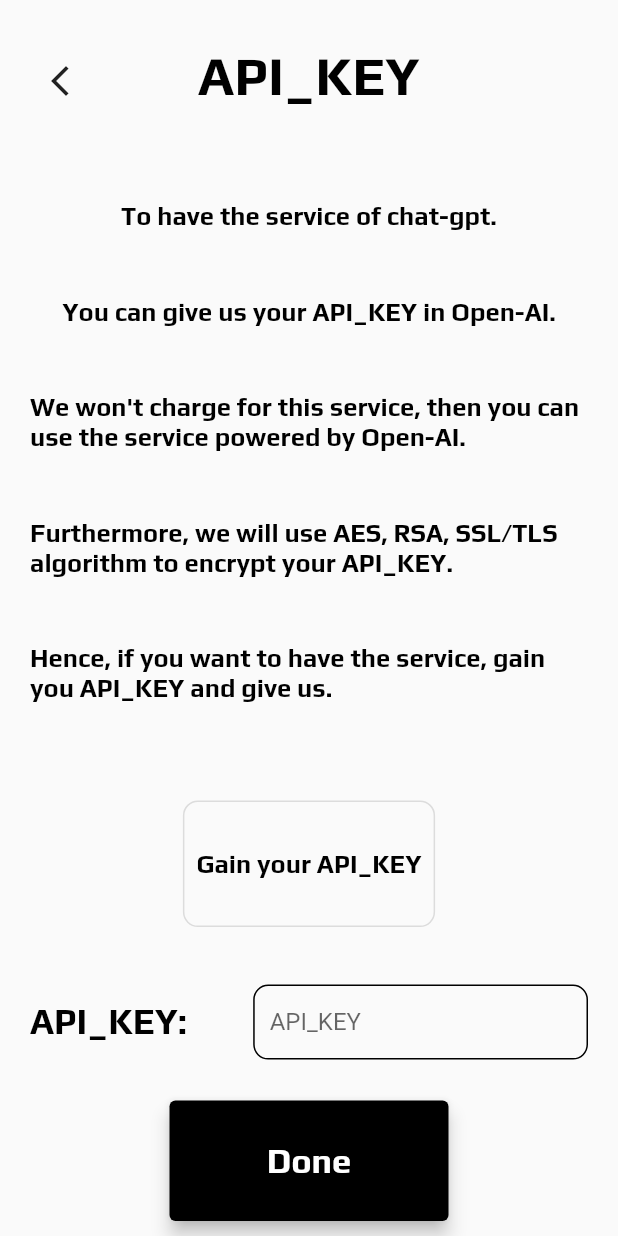
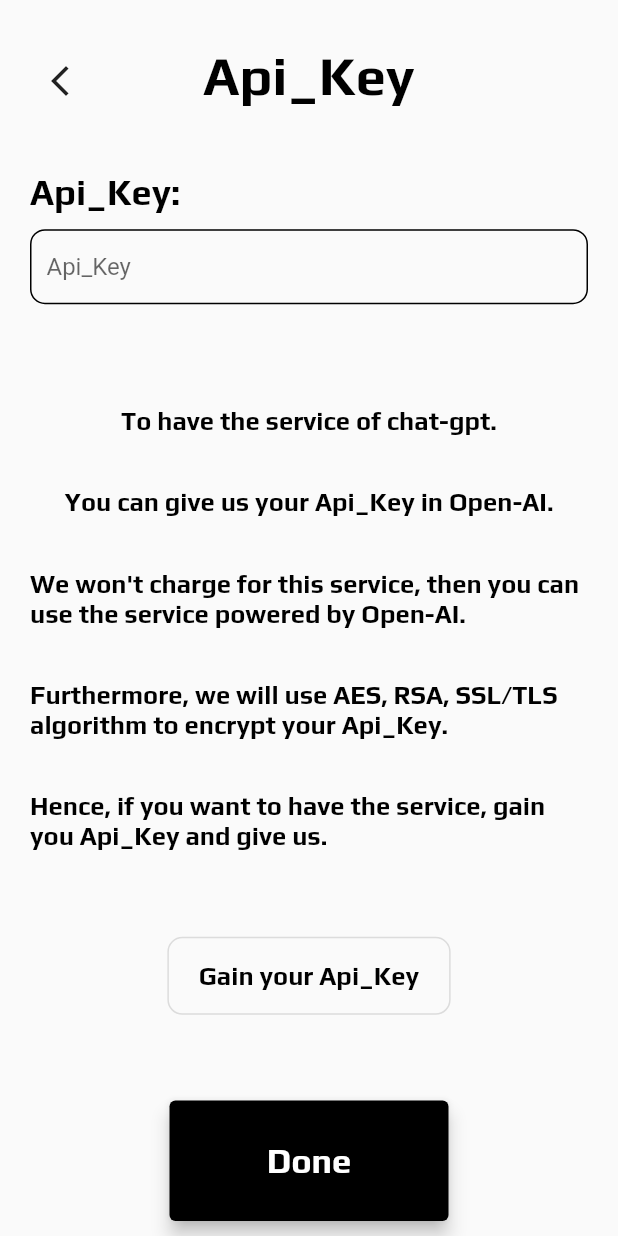
Before and after one commit to weiawesome/study_savvy_app, a Flutter app: the ApiKeyPage screen opened by its route, on a phone screen of 412 x 824 dp. Run offline on Flutter 3.47's test engine with Material 2 defaults, Android fonts, the phone set to English and light mode, and no system bars; our stand-ins replace audioplayers, device_preview, flutter_bloc, flutter_cache_manager, flutter_secure_storage, liquid_pull_to_refresh; missing offline and left inert: adv_camera, asn1lib, encrypt, pointycastle, wechat_assets_picker; accounts and stored records are empty.

Commit message:
AI-method UI.

```diff
--- a/lib/screens/profile/api_key.dart
+++ b/lib/screens/profile/api_key.dart
@@ -30,6 +30,7 @@ class _ApiKeyPage extends State<ApiKeyPage> {
   @override
   Widget build(BuildContext context) {
     return Scaffold(
+      resizeToAvoidBottomInset: false,
       body:GestureDetector(
         onTap: () {
           FocusScopeNode currentFocus = FocusScope.of(context);
@@ -48,7 +49,7 @@ class _ApiKeyPage extends State<ApiKeyPage> {
                         mainAxisAlignment: MainAxisAlignment.spaceBetween,
                         children: [
                           Expanded(flex:1,child: IconButton(onPressed: (){Navigator.pop(context);}, icon: const Icon(Icons.arrow_back_ios_new),alignment: Alignment.bottomLeft,)),
-                          Expanded(flex:5,child: Text('API_KEY',style: Theme.of(context).textTheme.bodyLarge,textAlign: TextAlign.center,),),
+                          Expanded(flex:5,child: Text('Api_Key',style: Theme.of(context).textTheme.bodyLarge,textAlign: TextAlign.center,),),
                           Expanded(flex:1,child: Container()),
                         ],
                       ),
@@ -61,30 +62,6 @@ class _ApiKeyPage extends State<ApiKeyPage> {
                           mainAxisAlignment: MainAxisAlignment.spaceEvenly,
                           children: [
                             Expanded(
-                                flex: 20,
-                                child: Column(
-                                  mainAxisAlignment: MainAxisAlignment.spaceEvenly,
-                                  children: [
-                                    Text("To have the service of chat-gpt.",style: Theme.of(context).textTheme.displaySmall,),
-                                    Text("You can give us your API_KEY in Open-AI.",style: Theme.of(context).textTheme.displaySmall,),
-                                    Text("We won't charge for this service, then you can use the service powered by Open-AI.",style: Theme.of(context).textTheme.displaySmall,),
-                                    Text("Furthermore, we will use AES, RSA, SSL/TLS algorithm to encrypt your API_KEY.",style: Theme.of(context).textTheme.displaySmall,),
-                                    Text("Hence, if you want to have the service, gain you API_KEY and give us.",style: Theme.of(context).textTheme.displaySmall,),
-                                  ],
-                                )
-                            ),
-                            Expanded(
-                                flex: 1,
-                                child: Container()
-                            ),
-                            Expanded(
-                              flex: 4,
-                              child: Container(
-                                decoration: BoxDecoration(border: Border.all(color: Theme.of(context).brightness==Brightness.light?LightStyle.borderColor:DarkStyle.borderColor),borderRadius: BorderRadius.circular(10)),
-                                child: TextButton(onPressed: (){_launchURL();}, child: Text('Gain your API_KEY',style: Theme.of(context).textTheme.displaySmall,)),
-                              ),
-                            ),
-                            Expanded(
                                 flex: 1,
                                 child: Container()
                             ),
@@ -92,29 +69,25 @@ class _ApiKeyPage extends State<ApiKeyPage> {
                               builder: (context,state){
                                 if(state==null){
                                   return Expanded(
-                                    flex: 4,
-                                    child: Row(
+                                    flex: 5,
+                                    child: Column(
+                                      crossAxisAlignment: CrossAxisAlignment.start,
                                       children: [
-                                        Expanded(
-                                            flex:4,
-                                            child: Text('API_KEY:',style: Theme.of(context).textTheme.displayMedium,)
-                                        ),
-                                        Expanded(
-                                            flex:6,
-                                            child: Container(
+                                        Text('Api_Key:',style: Theme.of(context).textTheme.displayMedium,),
+                                        Container(
                                           decoration: BoxDecoration(borderRadius: BorderRadius.circular(10),border: Border.all(width: 1)),
                                           padding: const EdgeInsets.symmetric(horizontal: 10),
+                                          margin: const EdgeInsets.only(top: 10),
                                           child: TextField(
                                             controller: _controller,
                                             maxLines: 1,
                                             decoration: const InputDecoration(
-                                                  hintText: "API_KEY",
+                                              hintText: "Api_Key",
                                               hintMaxLines: 1,
                                               border: InputBorder.none,
                                             ),
                                           ),
                                         )
-                                        ),
                                       ],
                                     ),
                                   );
@@ -142,6 +115,34 @@ class _ApiKeyPage extends State<ApiKeyPage> {
                                 }
 
                               },
+                            ),
+                            Expanded(
+                                flex: 15,
+                                child: Column(
+                                  mainAxisAlignment: MainAxisAlignment.spaceEvenly,
+                                  children: [
+                                    Text("To have the service of chat-gpt.",style: Theme.of(context).textTheme.displaySmall,),
+                                    Text("You can give us your Api_Key in Open-AI.",style: Theme.of(context).textTheme.displaySmall,),
+                                    Text("We won't charge for this service, then you can use the service powered by Open-AI.",style: Theme.of(context).textTheme.displaySmall,),
+                                    Text("Furthermore, we will use AES, RSA, SSL/TLS algorithm to encrypt your Api_Key.",style: Theme.of(context).textTheme.displaySmall,),
+                                    Text("Hence, if you want to have the service, gain you Api_Key and give us.",style: Theme.of(context).textTheme.displaySmall,),
+                                  ],
+                                )
+                            ),
+                            Expanded(
+                              flex: 4,
+                              child: TextButton(
+                                  onPressed: (){_launchURL();},
+                                  child: Container(
+                                      padding: const EdgeInsets.symmetric(horizontal: 20,vertical: 15),
+                                      decoration: BoxDecoration(border: Border.all(color: Theme.of(context).brightness==Brightness.light?LightStyle.borderColor:DarkStyle.borderColor),borderRadius: BorderRadius.circular(10)),
+                                      child: Text('Gain your Api_Key',style: Theme.of(context).textTheme.displaySmall,)
+                                  )
+                              ),
+                            ),
+                            Expanded(
+                                flex: 1,
+                                child: Container()
                             ),
                           ],
                         ),
--- a/lib/screens/profile/profile.dart
+++ b/lib/screens/profile/profile.dart
@@ -213,7 +213,7 @@ class _ProfilePage extends State<ProfilePage> {
                               child: Row(
                                 mainAxisAlignment: MainAxisAlignment.spaceBetween,
                                 children: [
-                                  Text("API_KEY",style: Theme.of(context).textTheme.displaySmall),
+                                  Text("Api_Key",style: Theme.of(context).textTheme.displaySmall),
                                   Icon(Icons.navigate_next_rounded,size: 25,color: Theme.of(context).hintColor)
                                 ],
                               )
@@ -233,7 +233,7 @@ class _ProfilePage extends State<ProfilePage> {
                               child: Row(
                                 mainAxisAlignment: MainAxisAlignment.spaceBetween,
                                 children: [
-                                  Text("ACCESS_TOKEN",style: Theme.of(context).textTheme.displaySmall),
+                                  Text("Access_Token",style: Theme.of(context).textTheme.displaySmall),
                                   Icon(Icons.navigate_next_rounded,size: 25,color: Theme.of(context).hintColor)
                                 ],
                               )
```
Also changed, not shown: lib/screens/profile/access_token.dart (+38 -36 lines). Lines whose indentation alone changed are shown as unchanged.
